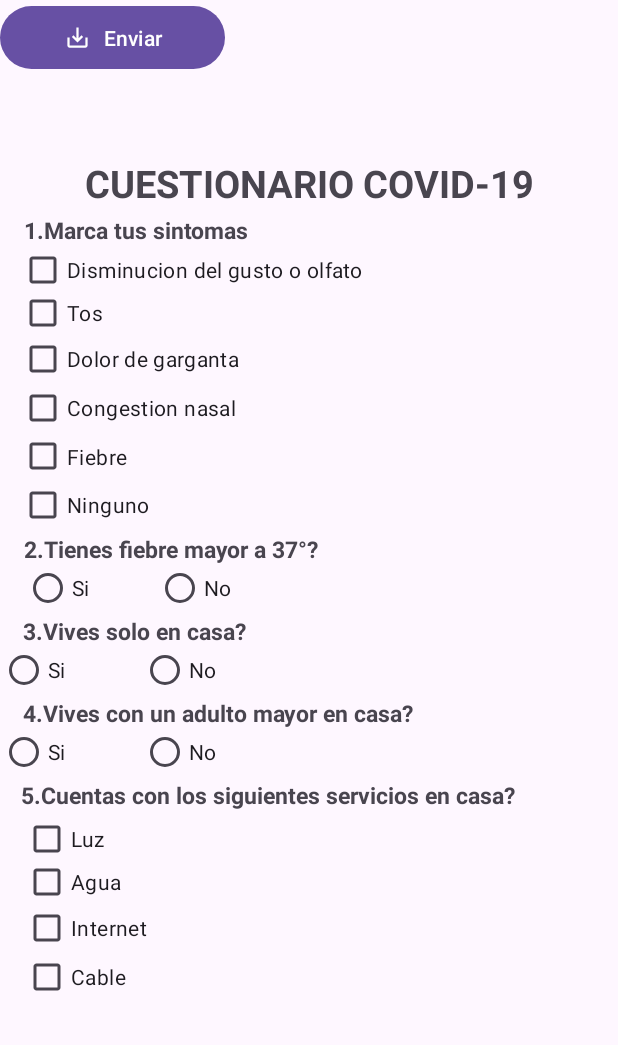
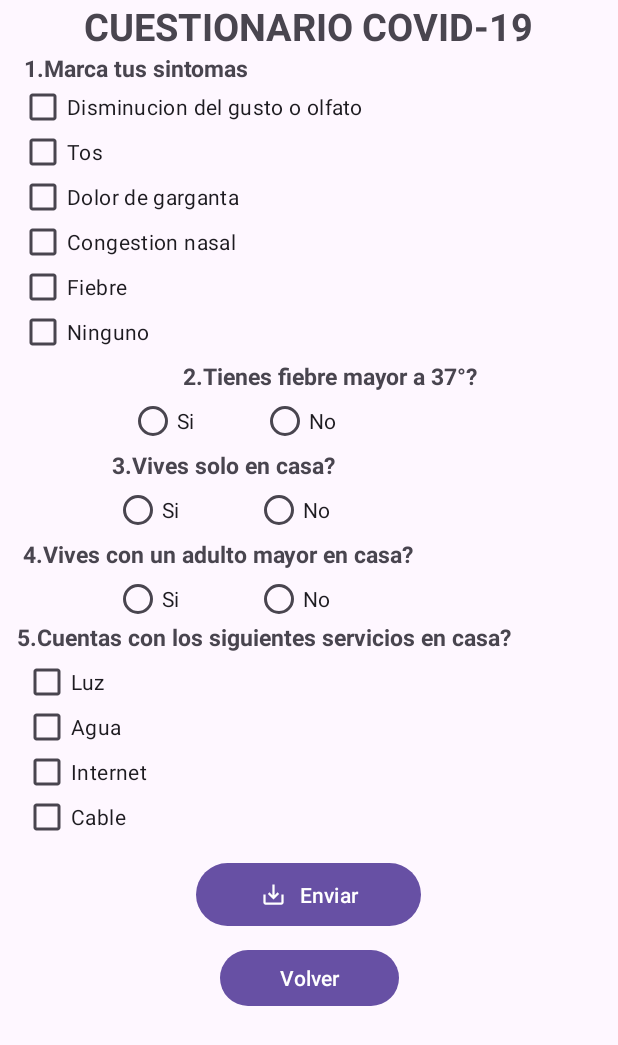
Before and after one commit to inoricode28/EC02_Clinica_Proyect, an Android app: the FrmCovidActivity screen opened directly, with no data from a screen before it, on a phone screen of 412 x 824 dp. Shown: the top 1045 px of the screen. Run offline under Robolectric (Android 15) with nearby library versions, the phone set to English and light mode, and no system bars.

Commit message:
Correcciones_Covid_Y_Formulario

```diff
--- a/Clinica_Proyect/app/build.gradle.kts
+++ b/Clinica_Proyect/app/build.gradle.kts
@@ -9,7 +9,7 @@ android {
 
     defaultConfig {
         applicationId = "pe.edu.idat.clinica_proyect"
-        minSdk = 17
+        minSdk = 24
         targetSdk = 34
         versionCode = 1
         versionName = "1.0"
--- a/Clinica_Proyect/app/src/main/AndroidManifest.xml
+++ b/Clinica_Proyect/app/src/main/AndroidManifest.xml
@@ -14,10 +14,10 @@
         tools:targetApi="31">
         <activity
             android:name=".FrmCovidViewActivity"
-            android:exported="false" />
+            android:exported="true" />
         <activity
             android:name=".FrmCovidActivity"
-            android:exported="false" />
+            android:exported="true" />
         <activity
             android:name=".ListbookActivity"
             android:exported="true" />
--- a/Clinica_Proyect/app/src/main/java/pe/edu/idat/clinica_proyect/FormViewActivity.kt
+++ b/Clinica_Proyect/app/src/main/java/pe/edu/idat/clinica_proyect/FormViewActivity.kt
@@ -14,7 +14,7 @@ class FormViewActivity : AppCompatActivity() {
         setContentView(binding.root)
 
         val dni = intent.getStringExtra("dni")
-        val nombre = intent.getStringExtra("nombres")
+        val nombre = intent.getStringExtra("nombre")
         val apellidos = intent.getStringExtra("apellidos")
         val correo = intent.getStringExtra("correo")
         val genero = intent.getStringExtra("genero")
@@ -22,7 +22,7 @@ class FormViewActivity : AppCompatActivity() {
         val btnregresar = binding.btnretrocederView
 
         val resultado = "DNI: $dni\nNombres: $nombre\nApellidos: $apellidos\nCorreo: $correo\nGénero: $genero\nHobbies: $hobbies"
-        binding.tvdatos.text = resultado
+        binding.edtdatos.text = resultado
 
         btnregresar.setOnClickListener {
             val intent = Intent(this, FormActivity::class.java)
--- a/Clinica_Proyect/app/src/main/java/pe/edu/idat/clinica_proyect/FrmCovidActivity.kt
+++ b/Clinica_Proyect/app/src/main/java/pe/edu/idat/clinica_proyect/FrmCovidActivity.kt
@@ -13,7 +13,7 @@ class FrmCovidActivity : AppCompatActivity() {
         binding = ActivityFrmCovidBinding.inflate(layoutInflater)
         setContentView(binding.root)
 
-        val btnRegistro = binding.btnregistro
+        val btnRegistro = binding.btnRegistro
         btnRegistro.setOnClickListener {
             if (validarDatos()){
                 mostrarDatos()
@@ -21,7 +21,16 @@ class FrmCovidActivity : AppCompatActivity() {
                 Toast.makeText(this, "Completar todos los datos", Toast.LENGTH_SHORT).show()
             }
         }
+
+        val btn_volver_vie = binding.btnCodVolver
+
+        btn_volver_vie.setOnClickListener {
+            val intent = Intent(this, MainActivity::class.java)
+            startActivity(intent)
+        }
     }
+
+
 
     private fun mostrarDatos() : Boolean {
         return (binding.chk1.isChecked || binding.chk2.isChecked || binding.chk3.isChecked || binding.chk4.isChecked || binding.chk5.isChecked  || binding.chk6.isChecked) &&
--- a/Clinica_Proyect/app/src/main/java/pe/edu/idat/clinica_proyect/MainActivity.kt
+++ b/Clinica_Proyect/app/src/main/java/pe/edu/idat/clinica_proyect/MainActivity.kt
@@ -12,7 +12,7 @@ class MainActivity : AppCompatActivity(), View.OnClickListener {
         super.onCreate(savedInstanceState)
         binding = ActivityMainBinding.inflate(layoutInflater)
         setContentView(binding.root)
-        binding.btnregistro.setOnClickListener(this)
+        binding.btnRegistro.setOnClickListener(this)
 
     }
 
--- a/Clinica_Proyect/app/src/main/res/layout/activity_form_view.xml
+++ b/Clinica_Proyect/app/src/main/res/layout/activity_form_view.xml
@@ -28,10 +28,10 @@
         app:layout_constraintEnd_toEndOf="parent"
         app:layout_constraintHorizontal_bias="0.532"
         app:layout_constraintStart_toStartOf="parent"
-        app:layout_constraintTop_toBottomOf="@+id/tvdatos" />
+        app:layout_constraintTop_toBottomOf="@+id/edtdatos" />
 
     <TextView
-        android:id="@+id/tvdatos"
+        android:id="@+id/edtdatos"
         android:layout_width="320dp"
         android:layout_height="160dp"
         android:layout_marginTop="108dp"
--- a/Clinica_Proyect/app/src/main/res/layout/activity_frm_covid.xml
+++ b/Clinica_Proyect/app/src/main/res/layout/activity_frm_covid.xml
@@ -6,18 +6,6 @@
     android:layout_height="match_parent"
     tools:context=".FrmCovidActivity">
 
-    <Button
-        android:id="@+id/btnBack"
-        android:layout_width="wrap_content"
-        android:layout_height="wrap_content"
-        android:backgroundTint="@color/md_green_A200"
-        android:text="Volver"
-        android:textColor="@color/md_black_1000"
-        app:layout_constraintEnd_toEndOf="parent"
-        app:layout_constraintHorizontal_bias="0.021"
-        app:layout_constraintStart_toStartOf="parent"
-        tools:layout_editor_absoluteY="4dp" />
-
     <TextView
         android:id="@+id/titulo"
         android:layout_width="wrap_content"
@@ -25,97 +13,96 @@
         android:text="CUESTIONARIO COVID-19"
         android:textSize="25sp"
         android:textStyle="bold"
-        app:layout_constraintBottom_toBottomOf="parent"
         app:layout_constraintEnd_toEndOf="parent"
+        app:layout_constraintHorizontal_bias="0.495"
         app:layout_constraintStart_toStartOf="parent"
-        app:layout_constraintTop_toTopOf="parent"
-        android:layout_marginTop="-580dp"/>
+        tools:layout_editor_absoluteY="48dp" />
 
     <TextView
         android:id="@+id/quest1"
         android:layout_width="wrap_content"
         android:layout_height="wrap_content"
-        android:layout_marginTop="-520dp"
         android:text="1.Marca tus sintomas"
         android:textSize="15sp"
         android:textStyle="bold"
-        app:layout_constraintBottom_toBottomOf="parent"
         app:layout_constraintEnd_toEndOf="parent"
         app:layout_constraintHorizontal_bias="0.06"
         app:layout_constraintStart_toStartOf="parent"
-        app:layout_constraintTop_toTopOf="parent"
-        app:layout_constraintVertical_bias="0.501" />
+        app:layout_constraintTop_toBottomOf="@+id/titulo" />
 
     <LinearLayout
         android:id="@+id/linearLayout2"
         android:layout_width="wrap_content"
         android:layout_height="wrap_content"
         android:orientation="vertical"
-        app:layout_constraintBottom_toTopOf="@+id/quest2"
         app:layout_constraintEnd_toEndOf="parent"
         app:layout_constraintHorizontal_bias="0.07"
         app:layout_constraintStart_toStartOf="parent"
-        app:layout_constraintTop_toBottomOf="@+id/quest1"
-        app:layout_constraintVertical_bias="0.18">
+        app:layout_constraintTop_toBottomOf="@+id/quest1">
 
         <CheckBox
             android:id="@+id/chk1"
             android:layout_width="match_parent"
             android:layout_height="30dp"
-            android:text="Disminucion del gusto o olfato" />
+            android:text="Disminucion del gusto o olfato"
+            tools:ignore="TouchTargetSizeCheck" />
 
         <CheckBox
             android:id="@+id/chk2"
             android:layout_width="match_parent"
-            android:layout_height="28dp"
-            android:text="Tos" />
+            android:layout_height="30dp"
+            android:text="Tos"
+            tools:ignore="TouchTargetSizeCheck" />
 
         <CheckBox
             android:id="@+id/chk3"
             android:layout_width="match_parent"
-            android:layout_height="33dp"
-            android:text="Dolor de garganta" />
+            android:layout_height="30dp"
+            android:text="Dolor de garganta"
+            tools:ignore="TouchTargetSizeCheck" />
 
         <CheckBox
             android:id="@+id/chk4"
             android:layout_width="match_parent"
-            android:layout_height="31dp"
-            android:text="Congestion nasal" />
+            android:layout_height="30dp"
+            android:text="Congestion nasal"
+            tools:ignore="TouchTargetSizeCheck" />
 
         <CheckBox
             android:id="@+id/chk5"
             android:layout_width="match_parent"
-            android:layout_height="34dp"
-            android:text="Fiebre" />
+            android:layout_height="30dp"
+            android:text="Fiebre"
+            tools:ignore="TouchTargetSizeCheck" />
 
         <CheckBox
             android:id="@+id/chk6"
             android:layout_width="match_parent"
             android:layout_height="30dp"
-            android:text="Ninguno" />
+            android:text="Ninguno"
+            tools:ignore="TouchTargetSizeCheck" />
     </LinearLayout>
 
     <TextView
         android:id="@+id/quest2"
         android:layout_width="wrap_content"
         android:layout_height="wrap_content"
-        android:layout_marginTop="-90dp"
+        android:layout_marginTop="4dp"
         android:text="2.Tienes fiebre mayor a 37°?"
         android:textSize="15sp"
         android:textStyle="bold"
-        app:layout_constraintBottom_toBottomOf="parent"
         app:layout_constraintEnd_toEndOf="parent"
-        app:layout_constraintHorizontal_bias="0.073"
+        app:layout_constraintHorizontal_bias="0.566"
         app:layout_constraintStart_toStartOf="parent"
-        app:layout_constraintTop_toTopOf="parent"
-        app:layout_constraintVertical_bias="0.499" />
+        app:layout_constraintTop_toBottomOf="@+id/linearLayout2" />
 
     <LinearLayout
         android:id="@+id/linearLayout3"
         android:layout_width="240dp"
-        android:layout_height="0dp"
-        android:layout_marginStart="16dp"
+        android:layout_height="wrap_content"
+        android:layout_marginTop="4dp"
         android:orientation="horizontal"
+        app:layout_constraintEnd_toEndOf="parent"
         app:layout_constraintStart_toStartOf="parent"
         app:layout_constraintTop_toBottomOf="@+id/quest2">
 
@@ -124,152 +111,172 @@
             android:layout_width="wrap_content"
             android:layout_height="30dp"
             android:layout_weight="2"
-            android:text="Si" />
+            android:text="Si"
+            tools:ignore="TouchTargetSizeCheck" />
 
         <RadioButton
             android:id="@+id/no1"
             android:layout_width="wrap_content"
             android:layout_height="30dp"
             android:layout_weight="5"
-            android:text="No" />
+            android:text="No"
+            tools:ignore="TouchTargetSizeCheck" />
+
     </LinearLayout>
 
     <TextView
         android:id="@+id/quest3"
         android:layout_width="wrap_content"
         android:layout_height="wrap_content"
-        android:layout_marginTop="20dp"
+        android:layout_marginTop="4dp"
         android:text="3.Vives solo en casa?"
         android:textSize="15sp"
         android:textStyle="bold"
-        app:layout_constraintBottom_toBottomOf="parent"
         app:layout_constraintEnd_toEndOf="parent"
-        app:layout_constraintHorizontal_bias="0.059"
+        app:layout_constraintHorizontal_bias="0.284"
         app:layout_constraintStart_toStartOf="parent"
-        app:layout_constraintTop_toTopOf="parent"
-        app:layout_constraintVertical_bias="0.498" />
+        app:layout_constraintTop_toBottomOf="@+id/linearLayout3" />
 
     <LinearLayout
         android:id="@+id/linearLayout4"
         android:layout_width="260dp"
-        android:layout_height="0dp"
+        android:layout_height="wrap_content"
+        android:layout_marginTop="4dp"
         android:orientation="horizontal"
-        app:layout_constraintTop_toBottomOf="@+id/quest3"
-        tools:layout_editor_absoluteX="16dp">
+        app:layout_constraintEnd_toEndOf="parent"
+        app:layout_constraintStart_toStartOf="parent"
+        app:layout_constraintTop_toBottomOf="@+id/quest3">
 
         <RadioButton
             android:id="@+id/yes2"
             android:layout_width="wrap_content"
             android:layout_height="30dp"
             android:layout_weight="2"
-            android:text="Si" />
+            android:text="Si"
+            tools:ignore="TouchTargetSizeCheck" />
 
         <RadioButton
             android:id="@+id/no2"
             android:layout_width="wrap_content"
             android:layout_height="30dp"
             android:layout_weight="5"
-            android:text="No" />
+            android:text="No"
+            tools:ignore="TouchTargetSizeCheck" />
     </LinearLayout>
 
     <TextView
         android:id="@+id/quest4"
         android:layout_width="wrap_content"
         android:layout_height="wrap_content"
-        android:layout_marginTop="130dp"
+        android:layout_marginTop="4dp"
         android:text="4.Vives con un adulto mayor en casa?"
         android:textSize="15sp"
         android:textStyle="bold"
-        app:layout_constraintBottom_toBottomOf="parent"
         app:layout_constraintEnd_toEndOf="parent"
         app:layout_constraintHorizontal_bias="0.1"
         app:layout_constraintStart_toStartOf="parent"
-        app:layout_constraintTop_toTopOf="parent"
-        app:layout_constraintVertical_bias="0.498" />
+        app:layout_constraintTop_toBottomOf="@+id/linearLayout4" />
 
     <LinearLayout
         android:id="@+id/linearLayout5"
         android:layout_width="260dp"
-        android:layout_height="0dp"
+        android:layout_height="wrap_content"
+        android:layout_marginTop="4dp"
         android:orientation="horizontal"
-        app:layout_constraintTop_toBottomOf="@+id/quest4"
-        tools:layout_editor_absoluteX="16dp">
+        app:layout_constraintEnd_toEndOf="parent"
+        app:layout_constraintStart_toStartOf="parent"
+        app:layout_constraintTop_toBottomOf="@+id/quest4">
 
         <RadioButton
             android:id="@+id/yes3"
             android:layout_width="wrap_content"
             android:layout_height="30dp"
             android:layout_weight="2"
-            android:text="Si" />
+            android:text="Si"
+            tools:ignore="TouchTargetSizeCheck" />
 
         <RadioButton
             android:id="@+id/no3"
             android:layout_width="wrap_content"
             android:layout_height="30dp"
             android:layout_weight="5"
-            android:text="No" />
+            android:text="No"
+            tools:ignore="TouchTargetSizeCheck" />
     </LinearLayout>
 
     <TextView
         android:id="@+id/quest5"
         android:layout_width="wrap_content"
         android:layout_height="wrap_content"
-        android:layout_marginTop="240dp"
         android:text="5.Cuentas con los siguientes servicios en casa?"
         android:textSize="15sp"
         android:textStyle="bold"
-        app:layout_constraintBottom_toBottomOf="parent"
         app:layout_constraintEnd_toEndOf="parent"
-        app:layout_constraintHorizontal_bias="0.173"
+        app:layout_constraintHorizontal_bias="0.141"
         app:layout_constraintStart_toStartOf="parent"
-        app:layout_constraintTop_toTopOf="parent"
-        app:layout_constraintVertical_bias="0.496" />
+        app:layout_constraintTop_toBottomOf="@+id/linearLayout5" />
 
     <LinearLayout
         android:id="@+id/linearLayout6"
         android:layout_width="109dp"
         android:layout_height="124dp"
+        android:layout_marginTop="4dp"
         android:orientation="vertical"
-        app:layout_constraintBottom_toBottomOf="parent"
         app:layout_constraintEnd_toEndOf="parent"
         app:layout_constraintHorizontal_bias="0.05"
         app:layout_constraintStart_toStartOf="parent"
-        app:layout_constraintTop_toBottomOf="@+id/quest5"
-        app:layout_constraintVertical_bias="0.01999998">
+        app:layout_constraintTop_toBottomOf="@+id/quest5">
 
         <CheckBox
             android:id="@+id/chk7"
             android:layout_width="match_parent"
             android:layout_height="30dp"
-            android:text="Luz" />
+            android:text="Luz"
+            tools:ignore="TouchTargetSizeCheck" />
 
         <CheckBox
             android:id="@+id/chk8"
             android:layout_width="match_parent"
-            android:layout_height="28dp"
-            android:text="Agua" />
+            android:layout_height="30dp"
+            android:text="Agua"
+            tools:ignore="TouchTargetSizeCheck" />
 
         <CheckBox
             android:id="@+id/chk9"
             android:layout_width="match_parent"
-            android:layout_height="33dp"
-            android:text="Internet" />
+            android:layout_height="30dp"
+            android:text="Internet"
+            tools:ignore="TouchTargetSizeCheck" />
 
         <CheckBox
             android:id="@+id/chk10"
             android:layout_width="match_parent"
-            android:layout_height="31dp"
-            android:text="Cable" />
+            android:layout_height="30dp"
+            android:text="Cable"
+            tools:ignore="TouchTargetSizeCheck" />
     </LinearLayout>
 
     <Button
-        android:id="@+id/btnregistro"
+        android:id="@+id/btn_registro"
         android:layout_width="150dp"
         android:layout_height="50dp"
+        android:layout_marginTop="8dp"
         android:text="Enviar"
         app:icon="@drawable/enviar"
         app:iconGravity="textStart"
-        tools:layout_editor_absoluteX="130dp"
-        tools:layout_editor_absoluteY="634dp" />
+        app:layout_constraintEnd_toEndOf="parent"
+        app:layout_constraintHorizontal_bias="0.498"
+        app:layout_constraintStart_toStartOf="parent"
+        app:layout_constraintTop_toBottomOf="@+id/linearLayout6" />
+
+    <Button
+        android:id="@+id/btn_cod_volver"
+        android:layout_width="119dp"
+        android:layout_height="45dp"
+        android:layout_marginTop="8dp"
+        android:text="Volver"
+        app:layout_constraintEnd_toEndOf="parent"
+        app:layout_constraintStart_toStartOf="parent"
+        app:layout_constraintTop_toBottomOf="@+id/btn_registro" />
 
 </androidx.constraintlayout.widget.ConstraintLayout>
--- a/Clinica_Proyect/app/src/main/res/layout/activity_main.xml
+++ b/Clinica_Proyect/app/src/main/res/layout/activity_main.xml
@@ -8,7 +8,7 @@
     tools:context=".MainActivity">
 
     <Button
-        android:id="@+id/btnregistro"
+        android:id="@+id/btn_registro"
         android:layout_width="263dp"
         android:layout_height="50dp"
         android:layout_marginTop="70dp"
@@ -29,7 +29,7 @@
         app:iconGravity="textStart"
         app:layout_constraintEnd_toEndOf="parent"
         app:layout_constraintStart_toStartOf="parent"
-        app:layout_constraintTop_toBottomOf="@+id/btnregistro"
+        app:layout_constraintTop_toBottomOf="@+id/btn_registro"
         tools:ignore="TouchTargetSizeCheck" />
 
     <Button
```
Also changed, not shown: Clinica_Proyect/app/src/main/java/pe/edu/idat/clinica_proyect/FormActivity.kt (+8 -1 lines), Clinica_Proyect/app/src/main/java/pe/edu/idat/clinica_proyect/FrmCovidViewActivity.kt (+24 -4 lines), Clinica_Proyect/app/src/main/res/layout/activity_formulario.xml (+20 -2 lines), Clinica_Proyect/app/src/main/res/layout/activity_frm_covid_view.xml (+9 -9 lines).
